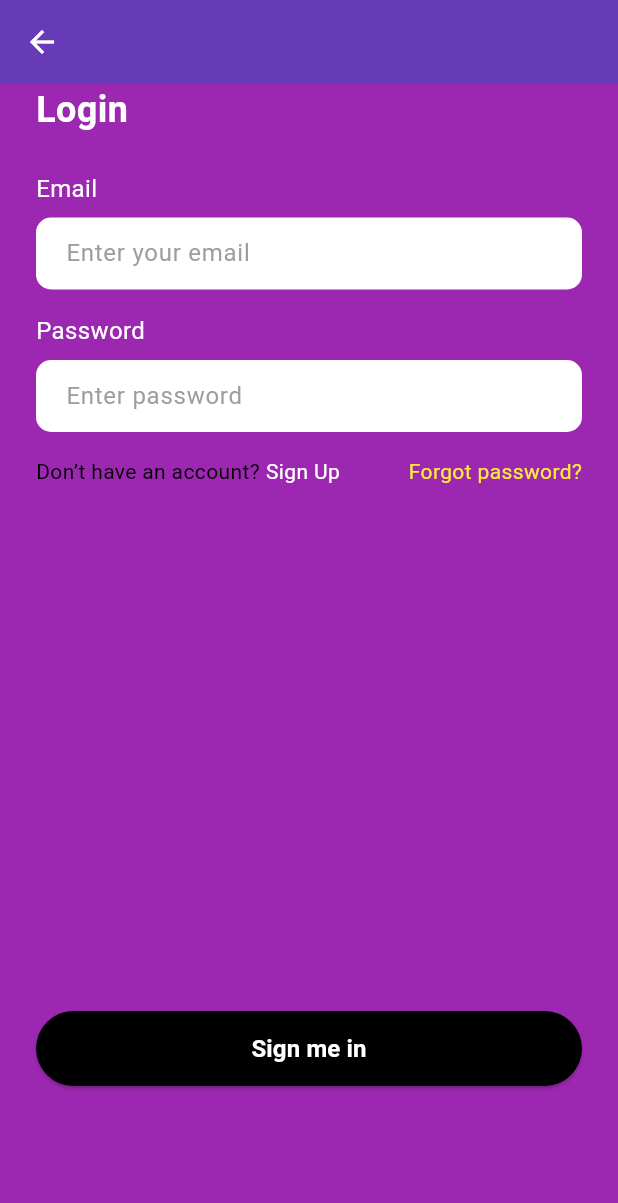
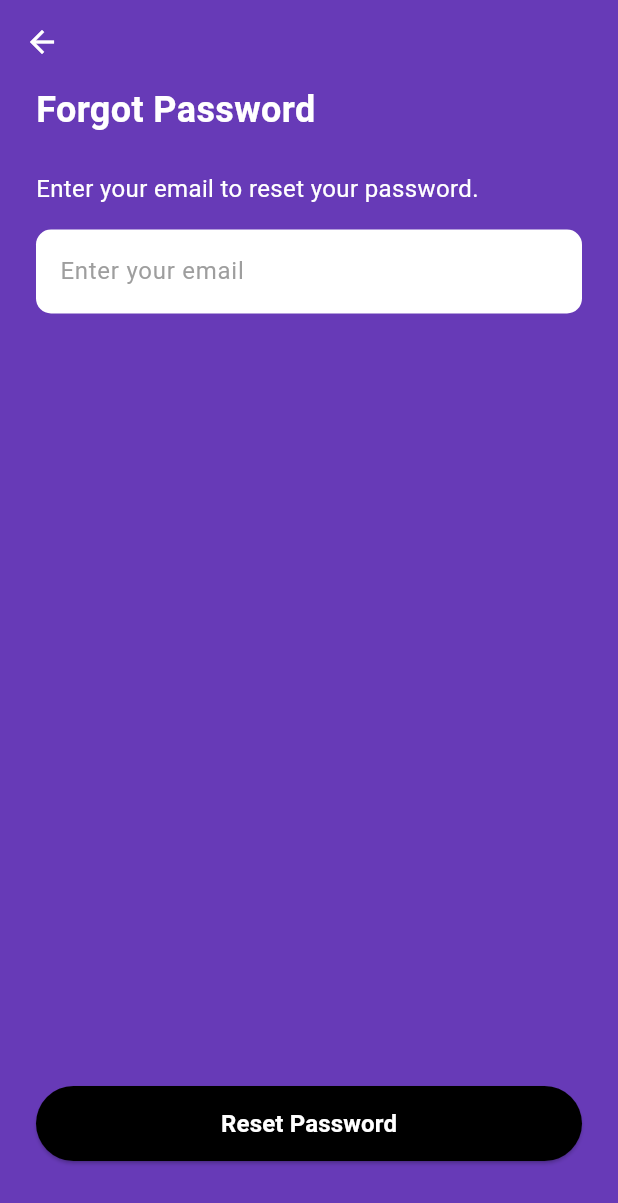
Before and after one commit to uvatarkind/Guade_study-buddy_flutter, a Flutter app: the LoginPage screen opened by its route, after a tap on "Forgot password?", on a phone screen of 412 x 824 dp. Shown: the top 1203 px of the screen. Run offline on Flutter 3.47's test engine with Material 3 defaults, Android fonts, the phone set to English and light mode, and no system bars; our stand-ins replace fl_chart, image_picker, shared_preferences, table_calendar; accounts and stored records are empty.

Commit message:
forgot password and logout

```diff
--- a/guade_my_study_buddy/lib/main.dart
+++ b/guade_my_study_buddy/lib/main.dart
@@ -1,11 +1,13 @@
 import 'package:flutter/material.dart';
 
 import 'package:guade_my_study_buddy/providers/user_provider.dart';
+import 'package:guade_my_study_buddy/views/Auth/forgot_password.dart';
 import 'package:guade_my_study_buddy/views/Auth/login.dart';
 import 'package:guade_my_study_buddy/views/Auth/privacy_notice.dart';
 import 'package:guade_my_study_buddy/views/Auth/signup_step2.dart';
 import 'package:guade_my_study_buddy/views/Auth/welcome.dart';
 import 'package:guade_my_study_buddy/views/HomePage.dart';
+import 'package:guade_my_study_buddy/views/Profile/profile.dart';
 import 'package:provider/provider.dart';
 import 'views/Auth/signup_step1.dart'; // <-- if you saved it as signup_step1.dart
 // import 'views/Auth/signup_step2.dart'; // for the next steps
@@ -38,7 +40,9 @@ class MyApp extends StatelessWidget {
         '/signup2': (context) => const SignUpStep2(),
         '/signup3': (context) => const PrivacyNotice(),
         '/login': (context) => const LoginPage(),
+        '/profile': (context) => const ProfileScreen(),
         '/home': (context) => MainNavPage(),
+        '/forgotPassword': (context) => const ForgotPasswordPage(),
       },
     );
   }
--- /dev/null
+++ b/guade_my_study_buddy/lib/views/Auth/forgot_password.dart
@@ -0,0 +1,115 @@
+import 'package:flutter/material.dart';
+import 'package:guade_my_study_buddy/services/auth_service.dart';
+import 'package:http/http.dart' as http;
+import 'dart:convert';
+
+class ForgotPasswordPage extends StatefulWidget {
+  const ForgotPasswordPage({super.key});
+
+  @override
+  State<ForgotPasswordPage> createState() => _ForgotPasswordPageState();
+}
+
+class _ForgotPasswordPageState extends State<ForgotPasswordPage> {
+  final _emailController = TextEditingController();
+  final _formKey = GlobalKey<FormState>();
+  bool _isLoading = false;
+  String _message = '';
+
+  Future<void> _handleForgotPassword() async {
+    if (!_formKey.currentState!.validate()) return;
+
+    setState(() => _isLoading = true);
+
+    final authService = AuthService();
+    String backendMessage =
+        await authService.forgotPassword(_emailController.text.trim());
+
+    setState(() {
+      _message = backendMessage;
+      _isLoading = false;
+    });
+  }
+
+  @override
+  Widget build(BuildContext context) {
+    return Scaffold(
+      backgroundColor: Colors.deepPurple,
+      appBar: AppBar(
+        backgroundColor: Colors.deepPurple,
+        elevation: 0,
+        leading: IconButton(
+          icon: const Icon(Icons.arrow_back, color: Colors.white),
+          onPressed: () => Navigator.pop(context),
+        ),
+      ),
+      body: Padding(
+        padding: const EdgeInsets.symmetric(horizontal: 24),
+        child: Form(
+          key: _formKey,
+          child: Column(
+            crossAxisAlignment: CrossAxisAlignment.start,
+            children: [
+              const Text(
+                'Forgot Password',
+                style: TextStyle(
+                    fontSize: 24,
+                    fontWeight: FontWeight.bold,
+                    color: Colors.white),
+              ),
+              const SizedBox(height: 24),
+              const Text('Enter your email to reset your password.',
+                  style: TextStyle(color: Colors.white, fontSize: 16)),
+              const SizedBox(height: 16),
+              TextFormField(
+                controller: _emailController,
+                decoration: InputDecoration(
+                  hintText: 'Enter your email',
+                  hintStyle: const TextStyle(color: Colors.grey),
+                  filled: true,
+                  fillColor: Colors.white,
+                  border: OutlineInputBorder(
+                      borderRadius: BorderRadius.circular(10),
+                      borderSide: BorderSide.none),
+                ),
+                validator: (value) {
+                  if (value == null || value.trim().isEmpty) {
+                    return 'Email is required.';
+                  }
+                  if (!RegExp(r'\S+@\S+\.\S+').hasMatch(value)) {
+                    return 'Enter a valid email.';
+                  }
+                  return null;
+                },
+              ),
+              const SizedBox(height: 16),
+              if (_message.isNotEmpty)
+                Text(_message,
+                    style: TextStyle(
+                        color: _message.contains('sent')
+                            ? Colors.green
+                            : Colors.red)),
+              const Spacer(),
+              ElevatedButton(
+                onPressed: _isLoading ? null : _handleForgotPassword,
+                style: ElevatedButton.styleFrom(
+                  backgroundColor: Colors.black,
+                  foregroundColor: Colors.white,
+                  minimumSize: const Size(double.infinity, 50),
+                  shape: RoundedRectangleBorder(
+                      borderRadius: BorderRadius.circular(30)),
+                ),
+                child: _isLoading
+                    ? const CircularProgressIndicator(color: Colors.white)
+                    : const Text('Reset Password',
+                        style: TextStyle(
+                            fontSize: 16, fontWeight: FontWeight.bold)),
+              ),
+              const SizedBox(height: 50),
+            ],
+          ),
+        ),
+      ),
+    );
+  }
+}
--- a/guade_my_study_buddy/lib/views/Auth/login.dart
+++ b/guade_my_study_buddy/lib/views/Auth/login.dart
@@ -82,9 +82,7 @@ class _LoginPageState extends State<LoginPage> {
   @override
   Widget build(BuildContext context) {
     return Scaffold(
-
-      backgroundColor: const Color(0xFF9C27B0),
-
+      backgroundColor: Colors.deepPurple,
       appBar: AppBar(
         backgroundColor: Colors.deepPurple,
         elevation: 0,
@@ -171,7 +169,7 @@ class _LoginPageState extends State<LoginPage> {
                   ),
                   GestureDetector(
                     onTap: () {
-                      // TODO: Add forgot password functionality
+                      Navigator.pushNamed(context, '/forgotPassword');
                     },
                     child: const Text('Forgot password?',
                         style: TextStyle(color: Colors.yellow, fontSize: 14)),
--- a/guade_my_study_buddy/lib/views/bottomNav.dart
+++ b/guade_my_study_buddy/lib/views/bottomNav.dart
@@ -18,7 +18,7 @@ class _MainNavPageState extends State<MainNavPage> {
     HomePage(),
     BuddiesPage(),
     Progress(),
-    ProfileApp(),
+    ProfileScreen(),
   ];
 
   @override
```
Also changed, not shown: guade_my_study_buddy/lib/services/auth_service.dart (+71 -16 lines), guade_my_study_buddy/lib/views/Profile/profile.dart (+55 -17 lines), 12 other files.
